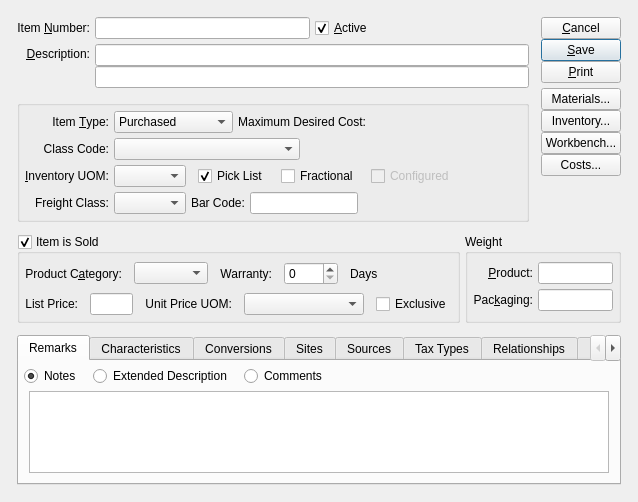
Qt form xtuple/trunk/guiclient/item.ui (WooodHead/xtuple) before a commit.
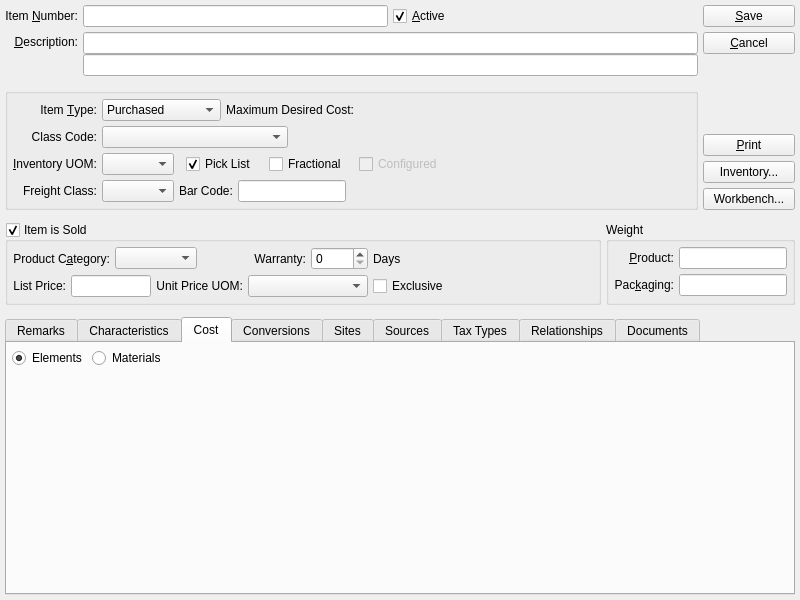
The same form after that commit. The open tabs and pages were chosen to show the change. Custom widgets are drawn as their Qt base class.

Commit message: issue #16315: Show costs and BOM on item master.

Patch:
```diff
--- a/xtuple/trunk/guiclient/item.ui
+++ b/xtuple/trunk/guiclient/item.ui
@@ -13,23 +13,18 @@
    <rect>
     <x>0</x>
     <y>0</y>
-    <width>600</width>
-    <height>400</height>
+    <width>800</width>
+    <height>600</height>
    </rect>
   </property>
   <property name="windowTitle">
    <string>Item</string>
   </property>
-  <layout class="QGridLayout">
-   <item row="0" column="0">
-    <layout class="QGridLayout">
-     <property name="margin">
+  <layout class="QGridLayout" name="gridLayout_4">
+   <property name="verticalSpacing">
       <number>12</number>
      </property>
-     <property name="spacing">
-      <number>12</number>
-     </property>
-     <item row="0" column="0">
+   <item row="0" column="0" colspan="2">
       <layout class="QGridLayout">
        <property name="spacing">
         <number>5</number>
@@ -159,23 +154,10 @@
        </item>
       </layout>
      </item>
-     <item row="0" column="1" rowspan="2">
+   <item row="0" column="2" rowspan="2">
       <layout class="QVBoxLayout">
        <item>
         <layout class="QVBoxLayout">
-         <property name="spacing">
-          <number>0</number>
-         </property>
-         <item>
-          <widget class="QPushButton" name="_close">
-           <property name="text">
-            <string>&amp;Cancel</string>
-           </property>
-           <property name="autoDefault">
-            <bool>true</bool>
-           </property>
-          </widget>
-         </item>
          <item>
           <widget class="QPushButton" name="_save">
            <property name="text">
@@ -184,11 +166,35 @@
            <property name="autoDefault">
             <bool>true</bool>
            </property>
-           <property name="default">
+        </widget>
+       </item>
+       <item>
+        <widget class="QPushButton" name="_close">
+         <property name="text">
+          <string>&amp;Cancel</string>
+         </property>
+         <property name="autoDefault">
             <bool>true</bool>
            </property>
           </widget>
          </item>
+      </layout>
+     </item>
+     <item>
+      <spacer>
+       <property name="orientation">
+        <enum>Qt::Vertical</enum>
+       </property>
+       <property name="sizeHint" stdset="0">
+        <size>
+         <width>77</width>
+         <height>16</height>
+        </size>
+       </property>
+      </spacer>
+     </item>
+     <item>
+      <layout class="QVBoxLayout">
          <item>
           <widget class="QPushButton" name="_print">
            <property name="text">
@@ -199,23 +205,6 @@
            </property>
           </widget>
          </item>
-        </layout>
-       </item>
-       <item>
-        <layout class="QVBoxLayout">
-         <property name="spacing">
-          <number>0</number>
-         </property>
-         <item>
-          <widget class="QPushButton" name="_bom">
-           <property name="text">
-            <string>Materials...</string>
-           </property>
-           <property name="autoDefault">
-            <bool>true</bool>
-           </property>
-          </widget>
-         </item>
          <item>
           <widget class="QPushButton" name="_site">
            <property name="text">
@@ -233,35 +222,18 @@
            </property>
           </widget>
          </item>
-         <item>
-          <widget class="QPushButton" name="_cost">
-           <property name="text">
-            <string>Costs...</string>
-           </property>
-           <property name="autoDefault">
-            <bool>true</bool>
-           </property>
-          </widget>
-         </item>
-        </layout>
-       </item>
-       <item>
-        <spacer>
-         <property name="orientation">
-          <enum>Qt::Vertical</enum>
-         </property>
-         <property name="sizeHint" stdset="0">
-          <size>
-           <width>77</width>
-           <height>16</height>
-          </size>
-         </property>
-        </spacer>
-       </item>
-      </layout>
-     </item>
-     <item row="1" column="0">
+      </layout>
+     </item>
+    </layout>
+   </item>
+   <item row="1" column="0" colspan="2">
       <widget class="QGroupBox" name="_itemGroup">
+     <property name="sizePolicy">
+      <sizepolicy hsizetype="Expanding" vsizetype="Preferred">
+       <horstretch>0</horstretch>
+       <verstretch>0</verstretch>
+      </sizepolicy>
+     </property>
        <property name="title">
         <string/>
        </property>
@@ -556,10 +528,14 @@
        </layout>
       </widget>
      </item>
-     <item row="2" column="0" colspan="2">
-      <layout class="QHBoxLayout">
-       <item>
+   <item row="2" column="0">
         <widget class="QGroupBox" name="_sold">
+     <property name="sizePolicy">
+      <sizepolicy hsizetype="Expanding" vsizetype="Preferred">
+       <horstretch>0</horstretch>
+       <verstretch>0</verstretch>
+      </sizepolicy>
+     </property>
          <property name="title">
           <string>Item is Sold</string>
          </property>
@@ -569,13 +545,12 @@
          <property name="checked">
           <bool>true</bool>
          </property>
+     <layout class="QGridLayout" name="gridLayout_7">
+      <item row="0" column="0">
+       <layout class="QHBoxLayout" name="horizontalLayout_2">
+        <item>
          <layout class="QGridLayout" name="gridLayout">
-          <item row="0" column="0">
-           <layout class="QHBoxLayout">
-            <property name="spacing">
-             <number>12</number>
-            </property>
-            <item>
+          <item row="0" column="0" colspan="2">
              <widget class="QLabel" name="_prodcatLit">
               <property name="text">
                <string>Product C&amp;ategory:</string>
@@ -588,7 +563,7 @@
               </property>
              </widget>
             </item>
-            <item>
+          <item row="0" column="2" colspan="2">
              <widget class="XComboBox" name="_prodcat">
               <property name="sizePolicy">
                <sizepolicy hsizetype="Expanding" vsizetype="Fixed">
@@ -596,9 +571,15 @@
                 <verstretch>0</verstretch>
                </sizepolicy>
               </property>
-             </widget>
-            </item>
-            <item>
+            <property name="maximumSize">
+             <size>
+              <width>250</width>
+              <height>16777215</height>
+             </size>
+            </property>
+           </widget>
+          </item>
+          <item row="0" column="4" colspan="2">
              <widget class="QLabel" name="_warrantyCodeLit">
               <property name="text">
                <string>Warranty:</string>
@@ -608,44 +589,21 @@
               </property>
              </widget>
             </item>
-            <item>
+          <item row="0" column="6">
              <widget class="QSpinBox" name="_warranty">
               <property name="maximum">
                <number>9999</number>
               </property>
              </widget>
             </item>
-            <item>
+          <item row="0" column="7">
              <widget class="QLabel" name="_warrantyCodeLit_2">
               <property name="text">
                <string>Days</string>
               </property>
              </widget>
             </item>
-            <item>
-             <spacer>
-              <property name="orientation">
-               <enum>Qt::Horizontal</enum>
-              </property>
-              <property name="sizeType">
-               <enum>QSizePolicy::MinimumExpanding</enum>
-              </property>
-              <property name="sizeHint" stdset="0">
-               <size>
-                <width>0</width>
-                <height>29</height>
-               </size>
-              </property>
-             </spacer>
-            </item>
-           </layout>
-          </item>
           <item row="1" column="0">
-           <layout class="QHBoxLayout">
-            <property name="spacing">
-             <number>12</number>
-            </property>
-            <item>
              <widget class="QLabel" name="_listPriceLit">
               <property name="text">
                <string>List Price:</string>
@@ -655,7 +613,7 @@
               </property>
              </widget>
             </item>
-            <item>
+          <item row="1" column="1" colspan="2">
              <widget class="XLineEdit" name="_listprice">
               <property name="sizePolicy">
                <sizepolicy hsizetype="Preferred" vsizetype="Fixed">
@@ -674,7 +632,7 @@
               </property>
              </widget>
             </item>
-            <item>
+          <item row="1" column="3" colspan="2">
              <widget class="QLabel" name="_priceUOMLit">
               <property name="text">
                <string>Unit Price UOM:</string>
@@ -684,7 +642,7 @@
               </property>
              </widget>
             </item>
-            <item>
+          <item row="1" column="5" colspan="2">
              <widget class="XComboBox" name="_priceUOM">
               <property name="minimumSize">
                <size>
@@ -694,15 +652,17 @@
               </property>
              </widget>
             </item>
-            <item>
+          <item row="1" column="7">
              <widget class="QCheckBox" name="_exclusive">
               <property name="text">
                <string>Exclusive</string>
               </property>
              </widget>
             </item>
+         </layout>
+        </item>
             <item>
-             <spacer>
+         <spacer name="horizontalSpacer_2">
               <property name="orientation">
                <enum>Qt::Horizontal</enum>
               </property>
@@ -719,7 +679,7 @@
          </layout>
         </widget>
        </item>
-       <item>
+   <item row="2" column="1" colspan="2">
         <widget class="QGroupBox" name="_weightGroup">
          <property name="sizePolicy">
           <sizepolicy hsizetype="Expanding" vsizetype="Preferred">
@@ -730,9 +690,7 @@
          <property name="title">
           <string>Weight</string>
          </property>
-         <layout class="QGridLayout">
-          <item row="0" column="0">
-           <layout class="QGridLayout">
+     <layout class="QGridLayout" name="gridLayout_5">
             <item row="0" column="0">
              <widget class="QLabel" name="_prodWeightLit">
               <property name="text">
@@ -780,13 +738,9 @@
              </widget>
             </item>
            </layout>
-          </item>
-         </layout>
-        </widget>
-       </item>
-      </layout>
-     </item>
-     <item row="3" column="0" colspan="2">
+    </widget>
+   </item>
+   <item row="3" column="0" colspan="3">
       <widget class="QTabWidget" name="_tab">
        <property name="sizePolicy">
         <sizepolicy hsizetype="Expanding" vsizetype="Expanding">
@@ -965,6 +919,60 @@
          </item>
         </layout>
        </widget>
+     <widget class="QWidget" name="_costTab">
+      <attribute name="title">
+       <string>Cost</string>
+      </attribute>
+      <layout class="QGridLayout" name="gridLayout_2">
+       <item row="0" column="0">
+        <layout class="QHBoxLayout" name="horizontalLayout">
+         <item>
+          <widget class="QRadioButton" name="_elementsButton">
+           <property name="text">
+            <string>Elements</string>
+           </property>
+           <property name="checked">
+            <bool>true</bool>
+           </property>
+          </widget>
+         </item>
+         <item>
+          <widget class="QRadioButton" name="_bomButton">
+           <property name="text">
+            <string>Materials</string>
+           </property>
+          </widget>
+         </item>
+         <item>
+          <spacer name="horizontalSpacer">
+           <property name="orientation">
+            <enum>Qt::Horizontal</enum>
+           </property>
+           <property name="sizeHint" stdset="0">
+            <size>
+             <width>40</width>
+             <height>20</height>
+            </size>
+           </property>
+          </spacer>
+         </item>
+        </layout>
+       </item>
+       <item row="1" column="0">
+        <widget class="QStackedWidget" name="_costStack">
+         <property name="currentIndex">
+          <number>0</number>
+         </property>
+         <widget class="QWidget" name="_elementsPage">
+          <layout class="QGridLayout" name="gridLayout_3"/>
+         </widget>
+         <widget class="QWidget" name="_bomPage">
+          <layout class="QGridLayout" name="gridLayout_6"/>
+         </widget>
+        </widget>
+       </item>
+      </layout>
+     </widget>
        <widget class="QWidget" name="_tabUOM">
         <attribute name="title">
          <string>Conversions</string>
@@ -1527,8 +1535,6 @@
       </widget>
      </item>
     </layout>
-   </item>
-  </layout>
  </widget>
  <layoutdefault spacing="5" margin="5"/>
  <customwidgets>
```
Left out of the diff: 3 changed lines with no effect on the pictures. Lines whose indentation alone changed are shown as unchanged. The commit also changes 8 other files.
